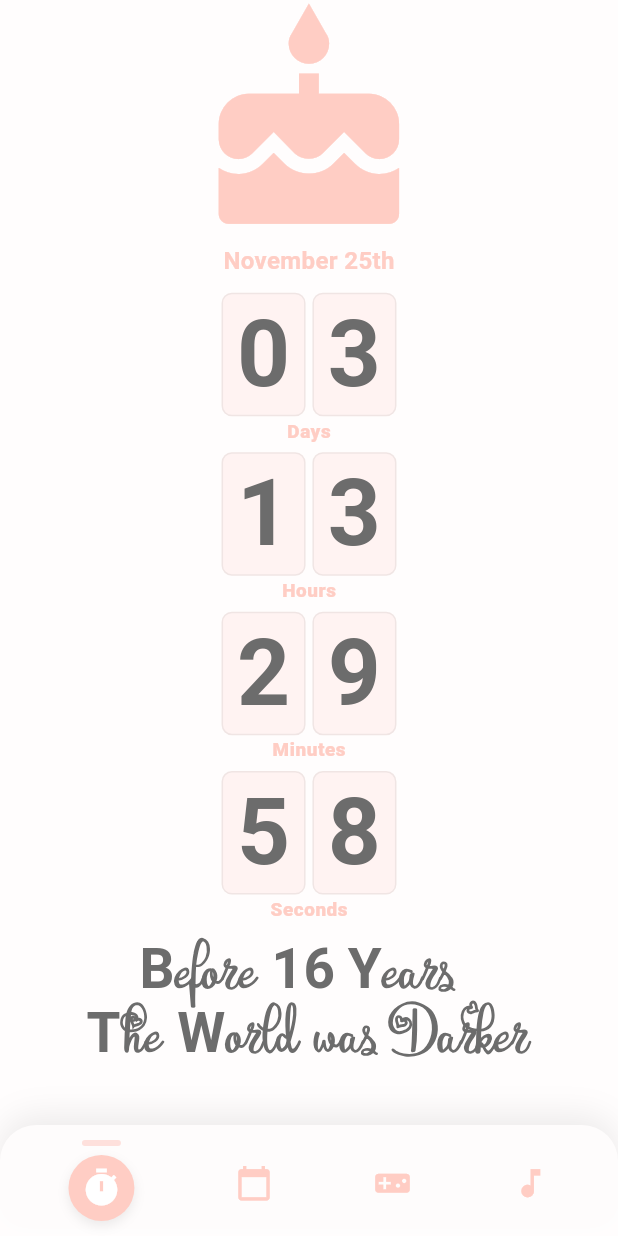
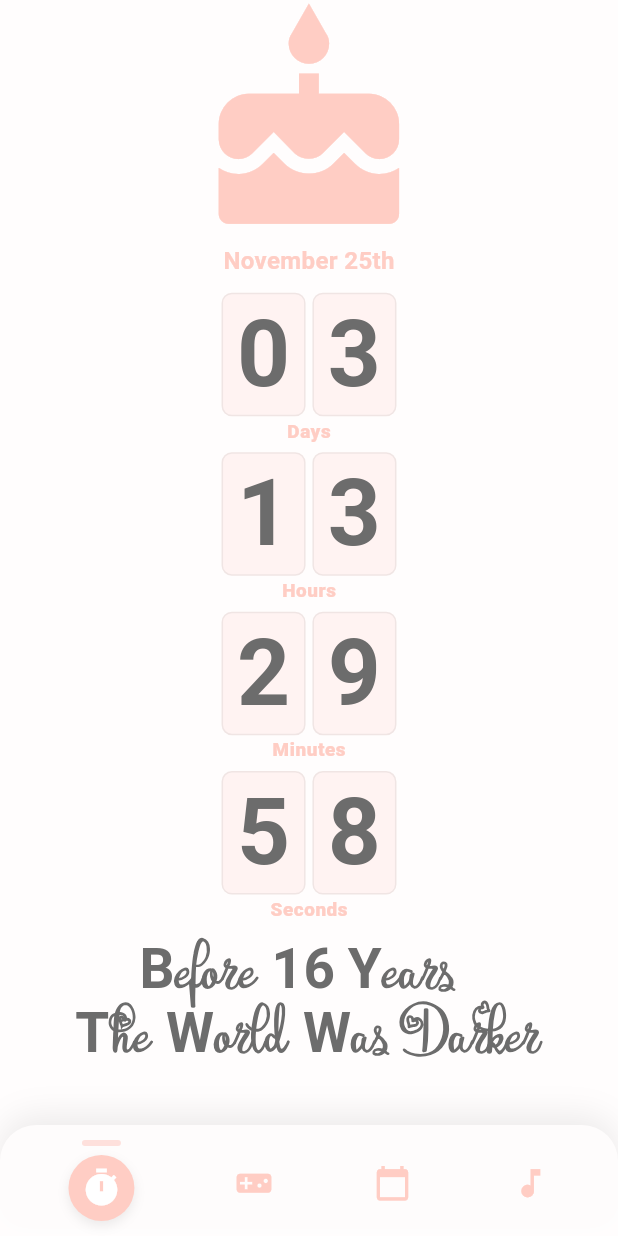
Before and after one commit to boda121221/HBD-Salma, a Flutter app: the CountdownScreen screen opened by its route, on a phone screen of 412 x 824 dp. Run offline on Flutter 3.47's test engine with Material 3 defaults, Android fonts, the phone set to English and light mode, and no system bars; our stand-ins replace animated_text_kit, flutter_screenutil, just_audio, lottie; Roboto replaces fonts that are missing (Poppins).

Commit message:
refactor: Reorder navigation and update birthday messages
This commit refactors the main navigation order and updates several user-facing text elements for better clarity and personalization.

- **Navigation Order:**
  - The bottom navigation bar has been reordered to place "Games" before "Birthday Facts," making the `GamesScreen` the second tab and `BirthdayFactsScreen` the third.

- **UI Text Updates:**
  - The subtitle in the `CountdownScreen` has been updated from "The World was Darker" to "The World Was Darker" for consistent capitalization.
  - The celebratory `BirthdayDialog` now displays a more dynamic and personalized message, showing the calculated age and adding a new closing sentiment.

- **Code Refinement:**
  - A new helper function, `getYearsSinceBirth()`, has been created and moved to `birthday_dialog.dart` to centralize the age calculation logic, which is now used by both the countdown screen and the birthday dialog.

```diff
--- a/lib/core/widgets/bottom_navigation.dart
+++ b/lib/core/widgets/bottom_navigation.dart
@@ -88,12 +88,12 @@ class BottomNavigationWidget extends StatelessWidget {
             GestureDetector(
               behavior: HitTestBehavior.opaque,
               onTap: () => onTap(1),
-              child: _navIcon(Icons.calendar_today, currentIndex == 1),
+              child: _navIcon(Icons.videogame_asset, currentIndex == 1),
             ),
             GestureDetector(
               behavior: HitTestBehavior.opaque,
               onTap: () => onTap(2),
-              child: _navIcon(Icons.videogame_asset, currentIndex == 2),
+              child: _navIcon(Icons.calendar_today, currentIndex == 2),
             ),
             GestureDetector(
               behavior: HitTestBehavior.opaque,
--- a/lib/features/countdown/countdown_screen.dart
+++ b/lib/features/countdown/countdown_screen.dart
@@ -30,8 +30,8 @@ class _CountdownScreenState extends State<CountdownScreen> {
   static final List<Widget> _pages = <Widget>[
     // Countdown content (inline simple content — replace with your real countdown widget if you have one)
     CountdownContent(),
+    GamesScreen(),
     BirthdayFactsScreen(),
-    GamesScreen(),
     MusicScreen(),
   ];
 
@@ -165,7 +165,7 @@ class _CountdownContentState extends State<CountdownContent> {
         SizedBox(height: 10.h),
         // New text under the seconds counter using Lymbo font and dynamic year calculation
         Text(
-          'Before ${getYearsSinceBirth()} Years\nThe World was Darker',
+          'Before ${getYearsSinceBirth()} Years\nThe World Was Darker',
           textAlign: TextAlign.center,
           style: TextStyle(
             fontFamily: 'Lymbo',
```
Also changed, not shown: lib/features/countdown/birthday_dialog.dart (+7 -2 lines).
